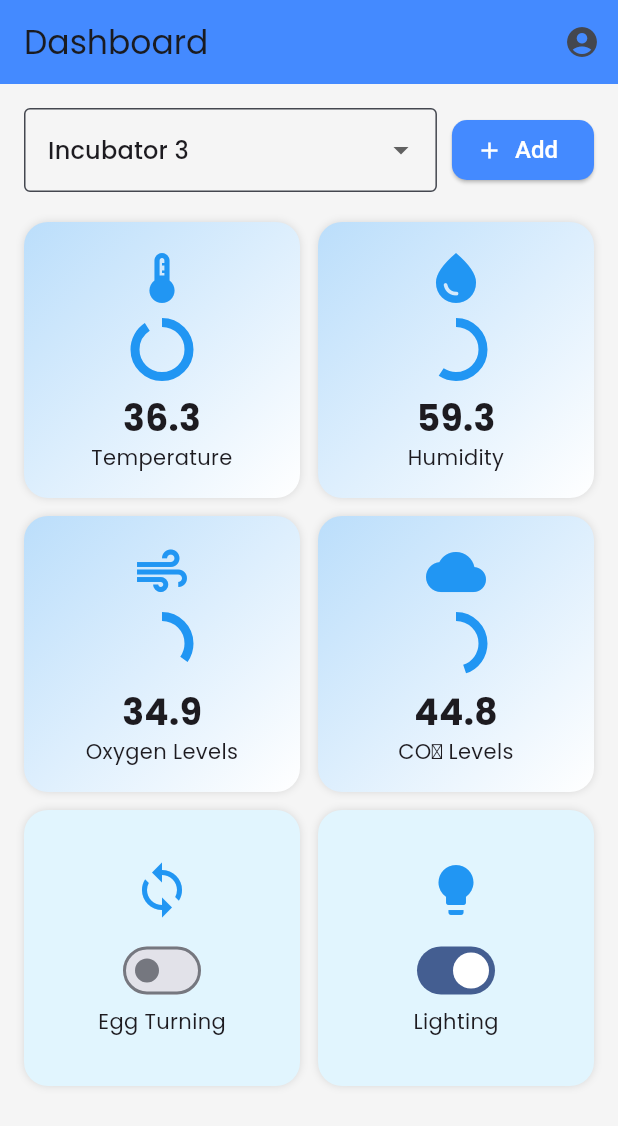
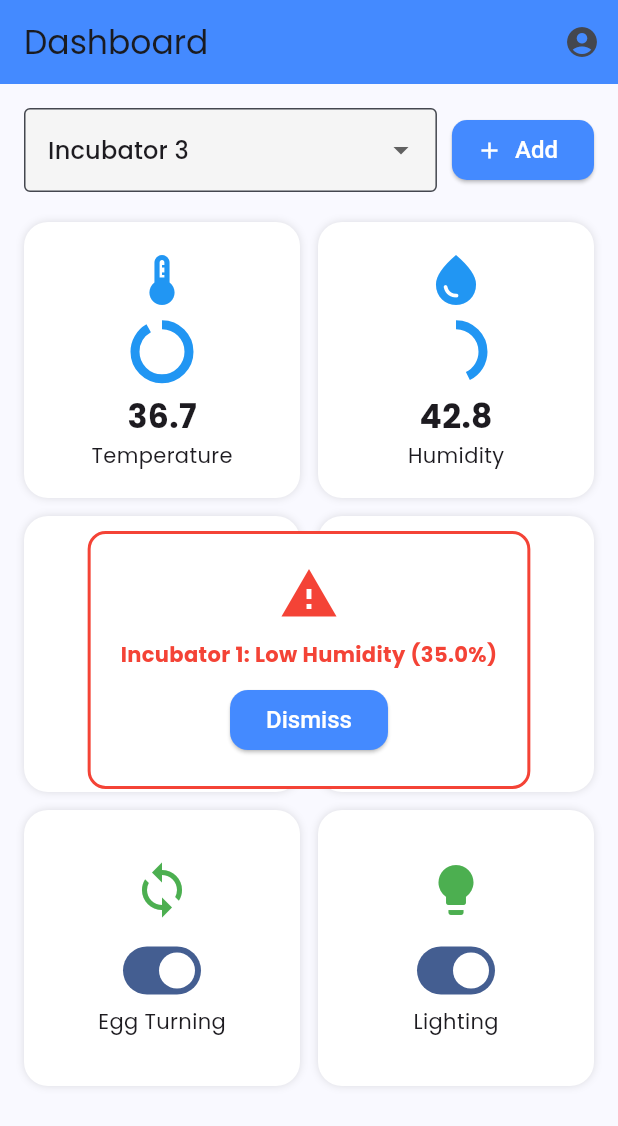
Before and after one commit to CatherineLanto/HatchTech, a Flutter app: the Dashboard screen opened directly, after a tap on "Add", on a phone screen of 412 x 824 dp. Shown: the top 1126 px of the screen. Run offline on Flutter 3.47's test engine with Material 3 defaults, Android fonts, the phone set to English and light mode, and no system bars; our stand-ins replace google_fonts.

Commit message:
updated the dashboard

```diff
--- a/lib/dashboard.dart
+++ b/lib/dashboard.dart
@@ -1,89 +1,93 @@
-// Same imports
 import 'package:flutter/material.dart';
-import 'package:hatchtech/profile_screen.dart';
 import 'dart:async';
 import 'dart:math';
+import 'package:hatchtech/profile_screen.dart';
 
 class Dashboard extends StatefulWidget {
   const Dashboard({super.key});
 
   @override
-  _DashboardState createState() => _DashboardState();
+  State<Dashboard> createState() => _DashboardState();
 }
 
 class _DashboardState extends State<Dashboard> {
   String selectedIncubator = 'Incubator 1';
+  bool showWarning = false;
+  String warningMessage = '';
+  late Timer dataUpdateTimer;
+  DateTime? lastAlertTime;
+  final Duration alertCooldown = const Duration(seconds: 10);
+  bool isDropdownOpen = false;
+  FocusNode dropdownFocusNode = FocusNode();
 
   final Map<String, Map<String, dynamic>> incubatorData = {
-    'Incubator 1': {
-      'temperature': 37.0,
-      'humidity': 35.0,
-      'oxygen': 34.0,
-      'co2': 48.0,
-      'eggTurning': true,
-      'lighting': true,
-    },
-    'Incubator 2': {
-      'temperature': 38.5,
-      'humidity': 55.0,
-      'oxygen': 36.0,
-      'co2': 46.0,
-      'eggTurning': false,
-      'lighting': false,
-    },
+    'Incubator 1': {'temperature': 37.0, 'humidity': 35.0, 'oxygen': 20.0, 'co2': 800.0, 'eggTurning': true, 'lighting': true},
+    'Incubator 2': {'temperature': 38.2, 'humidity': 60.0, 'oxygen': 19.5, 'co2': 900.0, 'eggTurning': false, 'lighting': false},
   };
-
-  bool showWarning = false;
-  late Timer dataUpdateTimer;
 
   @override
   void initState() {
     super.initState();
-    checkHumidityWarning();
-    dataUpdateTimer = Timer.periodic(const Duration(seconds: 5), (_) => updateSensorData());
+    dataUpdateTimer = Timer.periodic(const Duration(seconds: 4), (_) => updateSensorData());
   }
 
   void updateSensorData() {
     setState(() {
-      incubatorData.forEach((key, value) {
-        value['temperature'] += (Random().nextDouble() - 0.5);
-        value['humidity'] += (Random().nextDouble() - 0.5);
-        value['oxygen'] += (Random().nextDouble() - 0.3);
-        value['co2'] += (Random().nextDouble() - 0.3);
+      incubatorData.forEach((key, values) {
+        values['temperature'] += (Random().nextDouble() - 0.5);
+        values['humidity'] += (Random().nextDouble() - 0.5);
+        values['oxygen'] += (Random().nextDouble() - 0.3);
+        values['co2'] += (Random().nextDouble() * 10 - 5);
       });
+      checkAlerts();
     });
   }
 
-  void checkHumidityWarning() {
-    double humidity = incubatorData[selectedIncubator]!['humidity'];
-    Timer(const Duration(milliseconds: 500), () {
-      if (humidity < 40.0) {
+  void checkAlerts() {
+    final now = DateTime.now();
+    if (lastAlertTime != null && now.difference(lastAlertTime!) < alertCooldown) return;
+
+    List<String> alerts = [];
+
+    incubatorData.forEach((key, values) {
+      if (values['humidity'] < 40) {
+        alerts.add('$key: Low Humidity (${values['humidity'].toStringAsFixed(1)}%)');
+      }
+      if (values['temperature'] < 36.5 || values['temperature'] > 38.5) {
+        alerts.add('$key: Abnormal Temp (${values['temperature'].toStringAsFixed(1)}°C)');
+      }
+      if (values['oxygen'] < 18.0) {
+        alerts.add('$key: Low Oxygen (${values['oxygen'].toStringAsFixed(1)}%)');
+      }
+      if (values['co2'] > 1000) {
+        alerts.add('$key: High CO₂ (${values['co2'].toStringAsFixed(0)} ppm)');
+      }
+    });
+
+    if (alerts.isNotEmpty) {
       setState(() {
+        warningMessage = alerts[Random().nextInt(alerts.length)];
         showWarning = true;
+        lastAlertTime = now;
       });
     }
-    });
   }
 
   void addNewIncubator() {
     int count = incubatorData.length + 1;
     String newName = 'Incubator $count';
-    Random rand = Random();
-
     incubatorData[newName] = {
-      'temperature': 36.0 + rand.nextDouble() * 3,
-      'humidity': 30.0 + rand.nextDouble() * 40,
-      'oxygen': 30.0 + rand.nextDouble() * 10,
-      'co2': 40.0 + rand.nextDouble() * 10,
-      'eggTurning': rand.nextBool(),
-      'lighting': rand.nextBool(),
+      'temperature': 36.5 + Random().nextDouble() * 2,
+      'humidity': 40 + Random().nextDouble() * 25,
+      'oxygen': 18.0 + Random().nextDouble() * 3,
+      'co2': 700 + Random().nextDouble() * 400,
+      'eggTurning': Random().nextBool(),
+      'lighting': Random().nextBool(),
     };
-
     setState(() {
       selectedIncubator = newName;
-      showWarning = false;
-      checkHumidityWarning();
     });
+    checkAlerts();
   }
 
   void showRenameDialog(BuildContext context, String incubatorKey) {
@@ -122,8 +126,10 @@ class _DashboardState extends State<Dashboard> {
   );
 }
 
+
   @override
   void dispose() {
+    dropdownFocusNode.dispose();
     dataUpdateTimer.cancel();
     super.dispose();
   }
@@ -141,16 +147,9 @@ class _DashboardState extends State<Dashboard> {
       }
     }
 
-    final selectedData = incubatorData[selectedIncubator]!;
-    final temperature = selectedData['temperature'];
-    final humidity = selectedData['humidity'];
-    final oxygen = selectedData['oxygen'];
-    final co2 = selectedData['co2'];
-    final eggTurning = selectedData['eggTurning'];
-    final lighting = selectedData['lighting'];
+    final selected = incubatorData[selectedIncubator]!;
 
     return Scaffold(
-      backgroundColor: Colors.grey[100],
       appBar: AppBar(
         title: const Text('Dashboard'),
         backgroundColor: Colors.blueAccent,
@@ -161,7 +160,7 @@ class _DashboardState extends State<Dashboard> {
               bool? updated = await Navigator.push(
                 context,
                 MaterialPageRoute(
-                  builder: (context) => ProfileScreen(
+                  builder: (_) => ProfileScreen(
                     incubatorData: incubatorData,
                     selectedIncubator: selectedIncubator,
                   ),
@@ -173,17 +172,14 @@ class _DashboardState extends State<Dashboard> {
                   if (!incubatorData.containsKey(selectedIncubator)) {
                     selectedIncubator = incubatorData.keys.first;
                   }
-                  checkHumidityWarning();
+                  checkAlerts();
                 });
               }
             },
           ),
         ],
       ),
-      body: LayoutBuilder(
-        builder: (context, constraints) {
-          int crossAxisCount = constraints.maxWidth > 600 ? 3 : 2;
-          return Stack(
+      body: Stack(
         children: [
           Padding(
             padding: const EdgeInsets.all(16),
@@ -192,6 +188,13 @@ class _DashboardState extends State<Dashboard> {
                 Row(
                   children: [
                     Expanded(
+                      child: Focus(
+                        focusNode: dropdownFocusNode,
+                        onFocusChange: (hasFocus) {
+                          setState(() {
+                            isDropdownOpen = hasFocus;
+                          });
+                        },
                         child: DropdownButtonFormField<String>(
                           value: selectedIncubator,
                           items: incubatorData.keys.map((key) {
@@ -201,6 +204,7 @@ class _DashboardState extends State<Dashboard> {
                                 mainAxisAlignment: MainAxisAlignment.spaceBetween,
                                 children: [
                                   Text(key),
+                                  if (isDropdownOpen)
                                   IconButton(
                                     icon: const Icon(Icons.edit, size: 18, color: Colors.grey),
                                     onPressed: () {
@@ -222,7 +226,7 @@ class _DashboardState extends State<Dashboard> {
                               setState(() {
                                 selectedIncubator = value;
                                 showWarning = false;
-                                  checkHumidityWarning();
+                                checkAlerts();
                               });
                             }
                           },
@@ -231,11 +235,12 @@ class _DashboardState extends State<Dashboard> {
                           ),
                         ),
                       ),
+                    ),
                     const SizedBox(width: 10),
                     ElevatedButton.icon(
                       onPressed: addNewIncubator,
                       icon: const Icon(Icons.add),
-                          label: const Text('Add'),
+                      label: const Text("Add"),
                       style: ElevatedButton.styleFrom(
                         backgroundColor: Colors.blueAccent,
                         shape: RoundedRectangleBorder(borderRadius: BorderRadius.circular(10)),
@@ -246,20 +251,20 @@ class _DashboardState extends State<Dashboard> {
                 const SizedBox(height: 20),
                 Expanded(
                   child: GridView.count(
-                        crossAxisCount: crossAxisCount,
+                    crossAxisCount: MediaQuery.of(context).size.width > 600 ? 3 : 2,
                     crossAxisSpacing: 12,
                     mainAxisSpacing: 12,
                     children: [
-                          buildSensorCard('Temperature', temperature, Icons.thermostat, max: 40),
-                          buildSensorCard('Humidity', humidity, Icons.water_drop, isCritical: humidity < 40, max: 100),
-                          buildSensorCard('Oxygen Levels', oxygen, Icons.air, max: 100),
-                          buildSensorCard('CO₂ Levels', co2, Icons.cloud, max: 100),
-                          buildToggleCard('Egg Turning', eggTurning, (val) {
+                      buildSensorCard('Temperature', selected['temperature'], Icons.thermostat, max: 40),
+                      buildSensorCard('Humidity', selected['humidity'], Icons.water_drop, max: 100),
+                      buildSensorCard('Oxygen', selected['oxygen'], Icons.air, max: 25),
+                      buildSensorCard('CO₂', selected['co2'], Icons.cloud, max: 1200),
+                      buildToggleCard('Egg Turning', selected['eggTurning'], (val) {
                         setState(() {
                           incubatorData[selectedIncubator]!['eggTurning'] = val;
                         });
                       }),
-                          buildToggleCard('Lighting', lighting, (val) {
+                      buildToggleCard('Lighting', selected['lighting'], (val) {
                         setState(() {
                           incubatorData[selectedIncubator]!['lighting'] = val;
                         });
@@ -270,23 +275,24 @@ class _DashboardState extends State<Dashboard> {
               ],
             ),
           ),
-              if (showWarning) buildWarningOverlay(humidity),
+          if (showWarning) buildWarningDialog(),
         ],
-          );
-        },
       ),
     );
   }
 
-  Widget buildSensorCard(String label, double value, IconData icon,
-      {bool isCritical = false, double max = 100}) {
+  Widget buildSensorCard(String label, double value, IconData icon, {double max = 100}) {
+    double percentage = value / max;
+    Color barColor = (label == 'Humidity' && value < 40) ||
+            (label == 'Temperature' && (value < 36.5 || value > 38.5)) ||
+            (label == 'Oxygen' && value < 18.0) ||
+            (label == 'CO₂' && value > 1000)
+        ? Colors.red
+        : Colors.blue;
+
     return Container(
       decoration: BoxDecoration(
-        gradient: LinearGradient(
-          colors: [Colors.blue[100]!, Colors.white],
-          begin: Alignment.topLeft,
-          end: Alignment.bottomRight,
-        ),
+        color: Colors.white,
         borderRadius: BorderRadius.circular(16),
         boxShadow: const [BoxShadow(color: Colors.black12, blurRadius: 4)],
       ),
@@ -294,25 +300,24 @@ class _DashboardState extends State<Dashboard> {
       child: Column(
         mainAxisAlignment: MainAxisAlignment.center,
         children: [
-          Icon(icon, size: 40, color: isCritical ? Colors.red : Colors.blue),
+          Icon(icon, size: 40, color: barColor),
           const SizedBox(height: 10),
-          CircularProgressIndicator(
-            value: value / max,
-            color: isCritical ? Colors.red : Colors.blue,
-            strokeWidth: 6,
-          ),
+          CircularProgressIndicator(value: percentage.clamp(0.0, 1.0), color: barColor, strokeWidth: 6),
           const SizedBox(height: 10),
-          Text(value.toStringAsFixed(1), style: const TextStyle(fontSize: 24, fontWeight: FontWeight.bold)),
-          Text(label, textAlign: TextAlign.center),
+          Text(value.toStringAsFixed(1), style: const TextStyle(fontSize: 22, fontWeight: FontWeight.bold)),
+          Text(label),
         ],
       ),
     );
   }
 
   Widget buildToggleCard(String label, bool isOn, Function(bool) onChanged) {
+    IconData icon = label == 'Lighting' ? Icons.lightbulb : Icons.sync;
+    Color iconColor = isOn ? Colors.green : Colors.grey;
+
     return Container(
       decoration: BoxDecoration(
-        color: Colors.lightBlue[50],
+        color: Colors.white,
         borderRadius: BorderRadius.circular(16),
         boxShadow: const [BoxShadow(color: Colors.black12, blurRadius: 4)],
       ),
@@ -320,7 +325,7 @@ class _DashboardState extends State<Dashboard> {
       child: Column(
         mainAxisAlignment: MainAxisAlignment.center,
         children: [
-          Icon(label == 'Egg Turning' ? Icons.sync : Icons.lightbulb, size: 40, color: Colors.blue),
+          Icon(icon, size: 40, color: iconColor),
           const SizedBox(height: 10),
           Switch(value: isOn, onChanged: onChanged),
           Text(label),
@@ -329,7 +334,7 @@ class _DashboardState extends State<Dashboard> {
     );
   }
 
-  Widget buildWarningOverlay(double humidity) {
+  Widget buildWarningDialog() {
     return Center(
       child: Container(
         margin: const EdgeInsets.all(30),
@@ -344,17 +349,11 @@ class _DashboardState extends State<Dashboard> {
           children: [
             const Icon(Icons.warning, color: Colors.red, size: 40),
             const SizedBox(height: 10),
-            Text(
-              'Warning!\nLow humidity detected: ${humidity.toStringAsFixed(0)}%.\nRisk of poor hatchability.',
-              textAlign: TextAlign.center,
-              style: const TextStyle(color: Colors.red, fontWeight: FontWeight.bold),
-            ),
+            Text(warningMessage, style: const TextStyle(color: Colors.red, fontWeight: FontWeight.bold), textAlign: TextAlign.center),
             const SizedBox(height: 10),
             ElevatedButton(
               onPressed: () {
-                setState(() {
-                  showWarning = false;
-                });
+                setState(() => showWarning = false);
               },
               child: const Text('Dismiss'),
             ),
--- a/lib/profile_screen.dart
+++ b/lib/profile_screen.dart
@@ -62,6 +62,12 @@ class ProfileScreen extends StatelessWidget {
                         builder: (_) => IncubatorManager(
                           incubatorData: incubatorData,
                           onDelete: (name) {
+                            if (incubatorData.length <= 1) {
+                              ScaffoldMessenger.of(context).showSnackBar(
+                                const SnackBar(content: Text("At least one incubator must remain.")),
+                              );
+                              return;
+                            }
                             incubatorData.remove(name);
                             Navigator.pop(context); // Close bottom sheet
                             Navigator.pop(context, true); // Notify Dashboard
@@ -133,7 +139,7 @@ class IncubatorManager extends StatelessWidget {
               final name = incubatorData.keys.elementAt(index);
               return ListTile(
                 title: Text(name),
-                trailing: const Icon(Icons.arrow_forward_ios, size: 16),
+                trailing: const Icon(Icons.delete_outline, size: 20, color: Colors.blueAccent),
                 onTap: () {
                   showDialog(
                     context: context,
@@ -149,7 +155,7 @@ class IncubatorManager extends StatelessWidget {
                           style: ElevatedButton.styleFrom(backgroundColor: Colors.blueAccent),
                           onPressed: () {
                             onDelete(name);
-                            Navigator.pop(ctx); // Close dialog
+                            Navigator.pop(ctx); // Close alert dialog
                           },
                           child: const Text('Delete'),
                         ),
```
Lines whose indentation alone changed are shown as unchanged.
